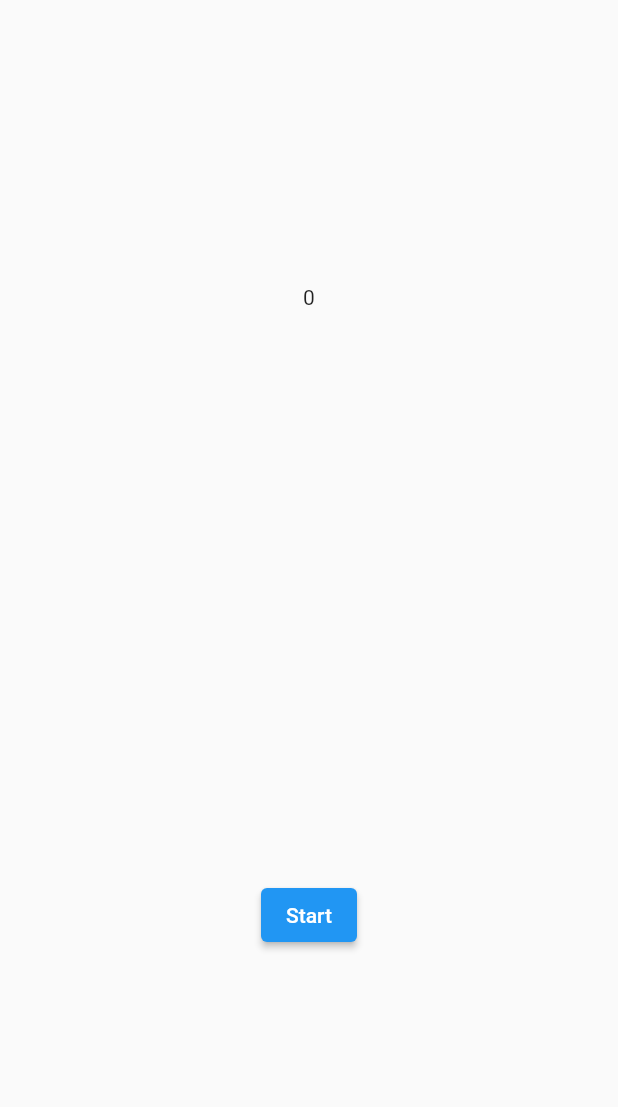
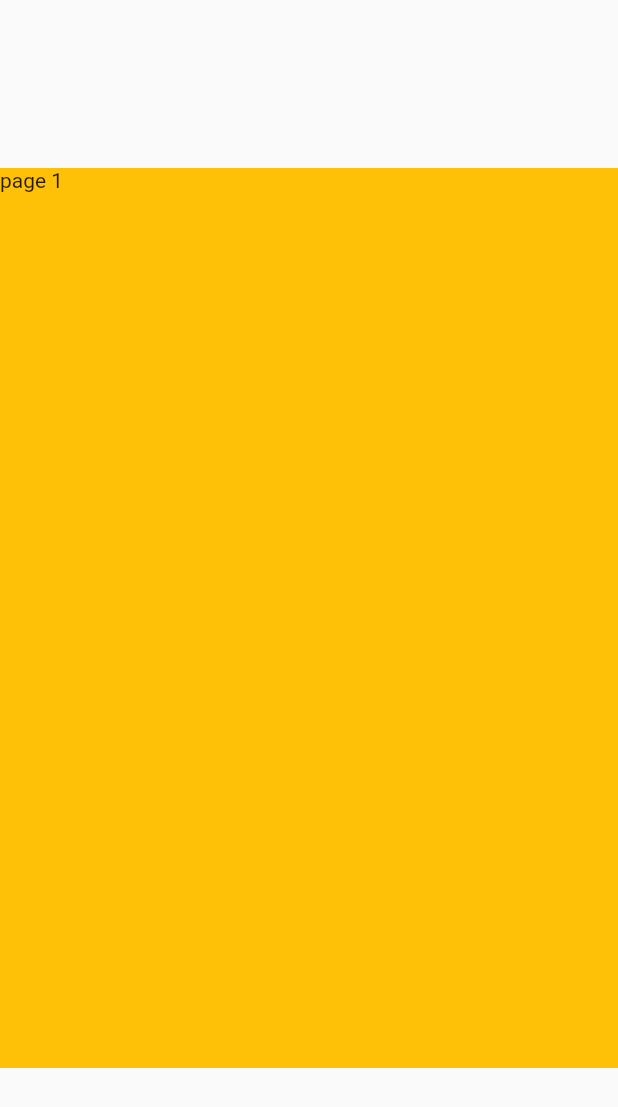
Before and after one commit to thanhlucvip2/flutter-widget-tutorial, a Flutter app: the screen it shows after launch, on a phone screen of 412 x 824 dp. Shown: the top 1107 px of the screen. Run offline on Flutter 3.47's test engine with Material 2 defaults, Android fonts, the phone set to English and light mode, and no system bars; our stand-ins replace device_preview.

Commit message:
scroll tiktok view

```diff
--- a/lib/main.dart
+++ b/lib/main.dart
@@ -3,6 +3,7 @@ import 'package:flutter/foundation.dart';
 import 'package:flutter/material.dart';
 import 'package:flutter_widget_of_the_day/widgets/animations/animated_container.dart';
 import 'package:flutter_widget_of_the_day/widgets/body/alert_dialog.dart';
+import 'package:flutter_widget_of_the_day/widgets/body/tiktok_scroll_view.dart';
 import 'package:flutter_widget_of_the_day/widgets/body/timer.dart';
 
 void main() {
@@ -34,6 +35,7 @@ class MyApp extends StatelessWidget {
       theme: ThemeData(
           // primarySwatch: Colors.yellow,
           ),
-        home: TimerWidget());
+      home: TikTokScrollViewWidget(),
+    );
   }
 }
--- /dev/null
+++ b/lib/widgets/body/tiktok_scroll_view.dart
@@ -0,0 +1,63 @@
+import 'package:flutter/material.dart';
+import 'package:flutter/src/widgets/container.dart';
+import 'package:flutter/src/widgets/framework.dart';
+
+class TikTokScrollViewWidget extends StatelessWidget {
+  TikTokScrollViewWidget({super.key});
+  final _controller = PageController();
+  @override
+  Widget build(BuildContext context) {
+    return Scaffold(
+      body: Center(
+        child: Container(
+          height: 600,
+          child: PageView(
+            controller: _controller, // định danh
+            scrollDirection: Axis.horizontal, // scorll ngang hoặc dọc
+            children: const [
+              MyPost1(),
+              MyPost2(),
+              MyPost3(),
+            ],
+          ),
+        ),
+      ),
+    );
+  }
+}
+
+class MyPost1 extends StatelessWidget {
+  const MyPost1({super.key});
+
+  @override
+  Widget build(BuildContext context) {
+    return Container(
+      color: Colors.amber,
+      child: Text("page 1"),
+    );
+  }
+}
+
+class MyPost3 extends StatelessWidget {
+  const MyPost3({super.key});
+
+  @override
+  Widget build(BuildContext context) {
+    return Container(
+      color: Colors.red,
+      child: Text("page 3"),
+    );
+  }
+}
+
+class MyPost2 extends StatelessWidget {
+  const MyPost2({super.key});
+
+  @override
+  Widget build(BuildContext context) {
+    return Container(
+      color: Colors.blue,
+      child: Text("page 2"),
+    );
+  }
+}
```
Lines whose indentation alone changed are shown as unchanged.
